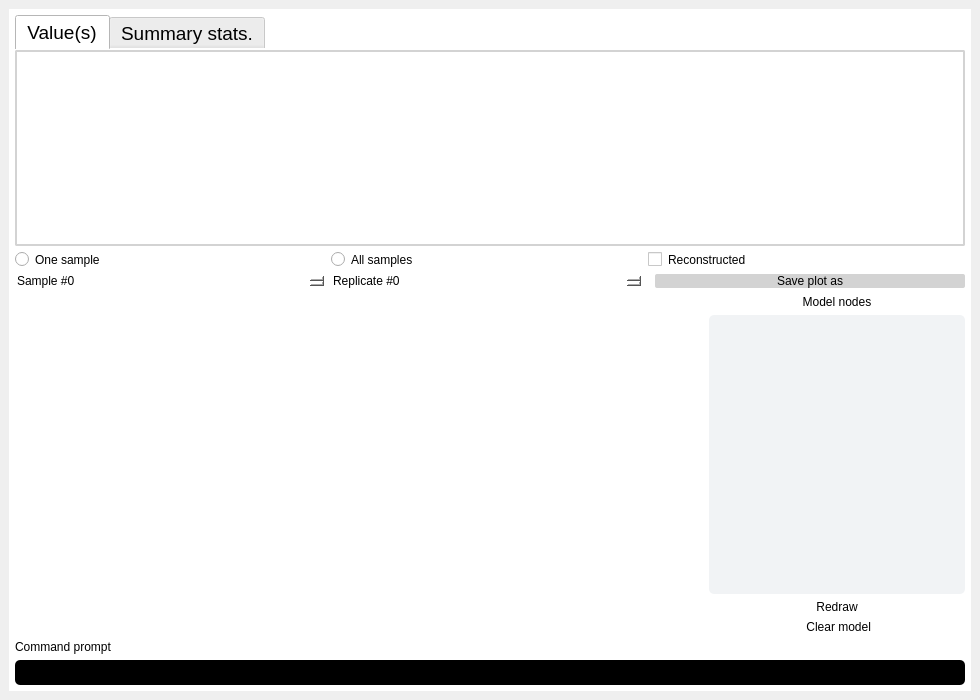
mendeslab/PhyloJunction, file src/phylojunction/interface/pysidegui/pjguipages/pjgui_pages.ui: the form before one commit.
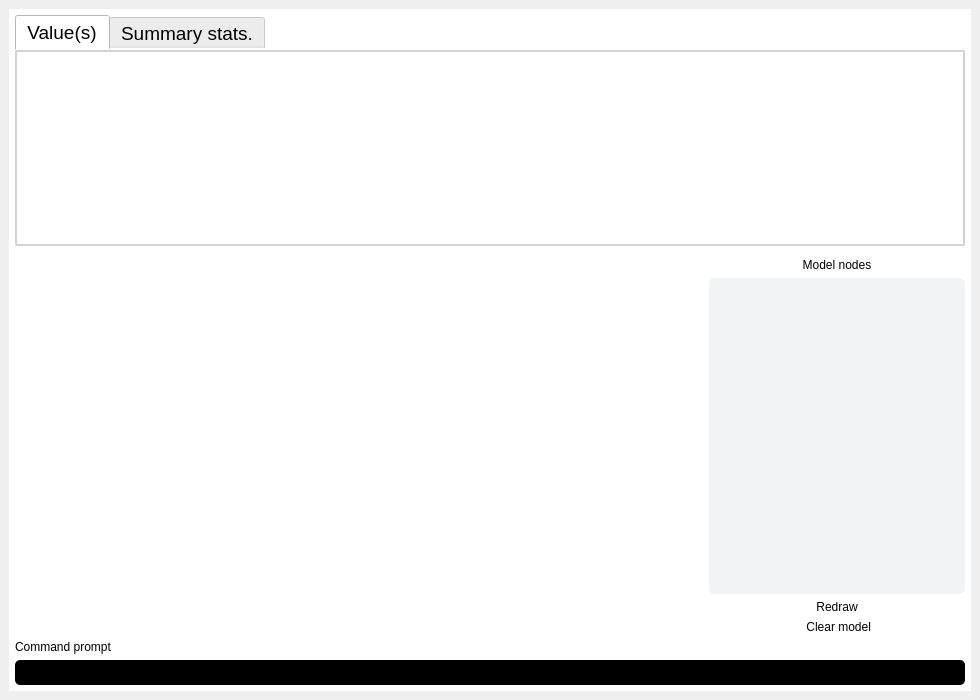
The form after the commit. Icons and pictures are not drawn. Custom widgets are drawn as their Qt base class.

Commit message: Wrap model plot controls using a flow layout

```diff
--- a/src/phylojunction/interface/pysidegui/pjguipages/pjgui_pages.ui
+++ b/src/phylojunction/interface/pysidegui/pjguipages/pjgui_pages.ui
@@ -393,10 +393,7 @@
         </widget>
        </item>
        <item>
-        <layout class="QVBoxLayout" name="plot_controls_layout">
-         <item>
-          <layout class="QHBoxLayout" name="sample_mode_layout">
-           <item>
+        <widget class="QWidget" name="plot_controls">
             <widget class="QRadioButton" name="one_sample_radio">
              <property name="enabled">
               <bool>false</bool>
@@ -415,8 +412,6 @@
               <bool>false</bool>
              </property>
             </widget>
-           </item>
-           <item>
             <widget class="QRadioButton" name="all_samples_radio">
              <property name="enabled">
               <bool>false</bool>
@@ -434,26 +429,11 @@
               <bool>true</bool>
              </property>
             </widget>
-           </item>
-           <item>
             <widget class="QCheckBox" name="reconstructed_tree_check">
              <property name="text">
               <string>Reconstructed</string>
              </property>
             </widget>
-           </item>
-           <item>
-            <spacer name="mode_stretch">
-             <property name="orientation">
-              <enum>Qt::Horizontal</enum>
-             </property>
-            </spacer>
-           </item>
-          </layout>
-         </item>
-         <item>
-          <layout class="QHBoxLayout" name="sample_selection_layout">
-           <item>
             <widget class="QSpinBox" name="sample_idx_spin">
              <property name="enabled">
               <bool>false</bool>
@@ -468,8 +448,6 @@
               <string>Sample #</string>
              </property>
             </widget>
-           </item>
-           <item>
             <widget class="QSpinBox" name="repl_idx_spin">
              <property name="enabled">
               <bool>false</bool>
@@ -488,15 +466,6 @@
               <string>Replicate #</string>
              </property>
             </widget>
-           </item>
-           <item>
-            <spacer name="selection_stretch">
-             <property name="orientation">
-              <enum>Qt::Horizontal</enum>
-             </property>
-            </spacer>
-           </item>
-           <item>
             <widget class="QPushButton" name="save_pgm_node_plot">
              <property name="enabled">
               <bool>true</bool>
@@ -520,10 +489,7 @@
               <string>Save plot as</string>
              </property>
             </widget>
-           </item>
-          </layout>
-         </item>
-        </layout>
+        </widget>
        </item>
        <item>
         <layout class="QHBoxLayout" name="plot_and_nodes_layout" stretch="1,0">
```
Lines whose indentation alone changed are shown as unchanged. The commit also changes 6 other files.
